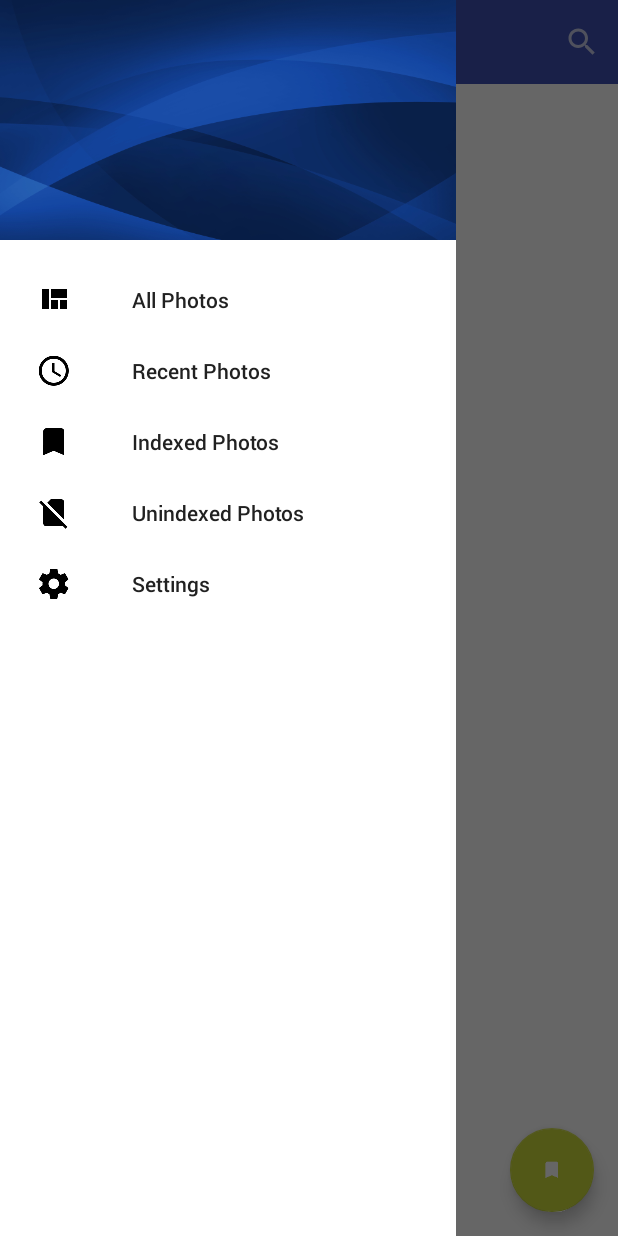
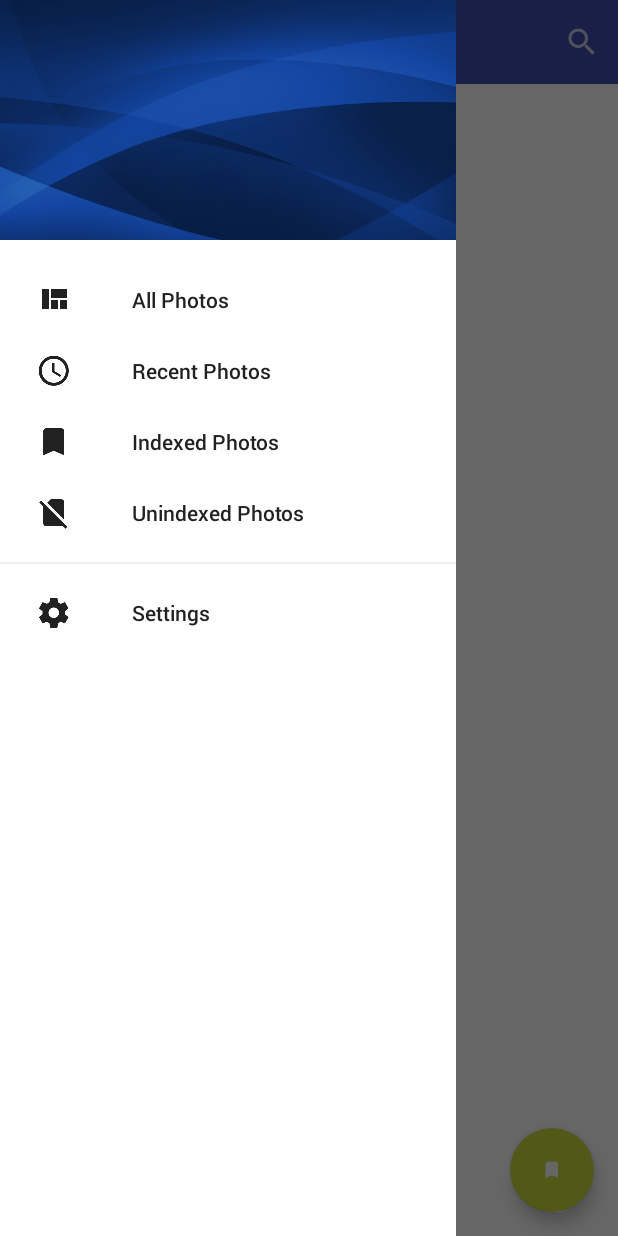
Before and after one commit to dyhpoon/Fo.dex, an Android app: the screen it shows after launch (MainActivity), on a phone screen of 412 x 824 dp. Run offline under Robolectric (Android 15) with nearby library versions, the phone set to English and light mode, and no system bars; libraries missing offline, so code that uses them is left out: com.crashlytics.android, com.melnykov.fab, com.nostra13.universalimageloader, io.fabric.sdk; plain views replace FloatingActionButton; 17 statements that could not run were skipped.

Commit message:
Revise items in navigation drawer. Add divider.

```diff
--- a/app/src/main/java/com/dyhpoon/fodex/navigationDrawer/NavigationDrawerAdapter.java
+++ b/app/src/main/java/com/dyhpoon/fodex/navigationDrawer/NavigationDrawerAdapter.java
@@ -5,8 +5,6 @@ import android.view.LayoutInflater;
 import android.view.View;
 import android.view.ViewGroup;
 import android.widget.BaseAdapter;
-import android.widget.ImageView;
-import android.widget.TextView;
 
 import com.dyhpoon.fodex.R;
 
@@ -17,6 +15,13 @@ public class NavigationDrawerAdapter extends BaseAdapter {
 
     private Context mContext;
 
+    private static final int TYPE_LIST_ITEM = 0;
+    private static final int TYPE_LIST_DIVIDER = 1;
+
+    private enum ViewType {
+        PAGE, UTILITY, DIVIDER
+    }
+
     public NavigationDrawerAdapter(Context context) {
         mContext = context;
     }
@@ -24,7 +29,34 @@ public class NavigationDrawerAdapter extends BaseAdapter {
     @Override
     public int getCount() {
         return NavigationDrawerData.getPageItems(mContext).size()
-                + NavigationDrawerData.getUtilityItems(mContext).size();
+                + NavigationDrawerData.getUtilityItems(mContext).size()
+                + 1;
+    }
+
+    @Override
+    public int getItemViewType(int position) {
+        int pageCount = NavigationDrawerData.getPageItems(mContext).size();
+        return (position == pageCount)
+                ? TYPE_LIST_DIVIDER
+                : TYPE_LIST_ITEM;
+    }
+
+    @Override
+    public boolean areAllItemsEnabled() {
+        return false;
+    }
+
+    @Override
+    public boolean isEnabled(int position) {
+        int pageCount = NavigationDrawerData.getPageItems(mContext).size();
+        return (position == pageCount)
+                ? false
+                : true;
+    }
+
+    @Override
+    public int getViewTypeCount() {
+        return 2;
     }
 
     @Override
@@ -39,49 +71,59 @@ public class NavigationDrawerAdapter extends BaseAdapter {
 
     @Override
     public View getView(int position, View convertView, ViewGroup parent) {
-        View view;
-        if (convertView == null) {
-            // inflate layout
-            LayoutInflater inflater = (LayoutInflater) mContext.getSystemService(Context.LAYOUT_INFLATER_SERVICE);
-            view = inflater.inflate(R.layout.list_item_navigation_drawer, null);
-
-            // setup view holder
-            ViewHolder viewHolder = new ViewHolder();
-            viewHolder.iconImageView = (ImageView) view.findViewById(R.id.icon);
-            viewHolder.titleTextView = (TextView) view.findViewById(R.id.title);
-            view.setTag(viewHolder);
-        } else {
-            view = convertView;
-        }
-
-        ViewHolder viewHolder = (ViewHolder) view.getTag();
         int pageCount = NavigationDrawerData.getPageItems(mContext).size();
         int utilityCount = NavigationDrawerData.getUtilityItems(mContext).size();
 
-        // Page items (ex: All Photos, Recent Photos ...)
-        if (position < pageCount) {
-            NavigationDrawerInfo info =
-                    NavigationDrawerData.getPageItem(mContext, position);
-            viewHolder.iconImageView.setImageDrawable(info.drawable);
-            viewHolder.titleTextView.setText(info.title);
-        }
-        // Utility items (ex: Settings)
-        else if (position - pageCount < utilityCount) {
-            NavigationDrawerInfo info =
-                    NavigationDrawerData.getUtilityItem(mContext, position - pageCount);
-            viewHolder.iconImageView.setImageDrawable(info.drawable);
-            viewHolder.titleTextView.setText(info.title);
-        }
-        else {
-            throw new RuntimeException("Undefined DrawerInfo");
+        // find the type of view
+        ViewType type;
+        if (position < pageCount) type = ViewType.PAGE;
+        else if (position == pageCount) type = ViewType.DIVIDER;
+        else if (position - pageCount - 1 < utilityCount) type = ViewType.UTILITY;
+        else throw new RuntimeException("Unhandled Navigation drawer view type");
+
+        switch (type) {
+            // Page items (ex: All Photos, Recent Photos ...)
+            case PAGE: {
+                if (convertView == null) convertView = inflateListItem();
+
+                NavigationDrawerItem navItem = (NavigationDrawerItem)convertView;
+                NavigationDrawerInfo info =
+                        NavigationDrawerData.getPageItem(mContext, position);
+                navItem.iconImageView.setImageDrawable(info.drawable);
+                navItem.titleTextView.setText(info.title);
+                break;
+            }
+
+            // Divider
+            case UTILITY: {
+                if (convertView == null) convertView = inflateListItem();
+
+                NavigationDrawerItem navItem = (NavigationDrawerItem)convertView;
+                NavigationDrawerInfo info =
+                        NavigationDrawerData.getUtilityItem(mContext, position - pageCount - 1);
+                navItem.iconImageView.setImageDrawable(info.drawable);
+                navItem.titleTextView.setText(info.title);
+                break;
+            }
+
+            // Utility items (ex: Settings)
+            case DIVIDER: {
+                if (convertView == null) convertView = inflateListDivider();
+                break;
+            }
         }
 
+        return convertView;
+    }
+
+    private View inflateListItem() {
+        NavigationDrawerItem view = new NavigationDrawerItem(mContext);
         return view;
     }
 
-    private class ViewHolder {
-        ImageView iconImageView;
-        TextView titleTextView;
+    private View inflateListDivider() {
+        LayoutInflater inflater = (LayoutInflater) mContext.getSystemService(Context.LAYOUT_INFLATER_SERVICE);
+        return inflater.inflate(R.layout.list_item_divider, null);
     }
 
 }
--- /dev/null
+++ b/app/src/main/java/com/dyhpoon/fodex/navigationDrawer/NavigationDrawerItem.java
@@ -0,0 +1,75 @@
+package com.dyhpoon.fodex.navigationDrawer;
+
+import android.content.Context;
+import android.util.AttributeSet;
+import android.view.Gravity;
+import android.view.ViewGroup;
+import android.widget.ImageView;
+import android.widget.LinearLayout;
+import android.widget.TextView;
+
+import com.dyhpoon.fodex.R;
+
+/**
+ * Created by darrenpoon on 22/1/15.
+ */
+public class NavigationDrawerItem extends LinearLayout {
+
+    public ImageView iconImageView;
+    public TextView titleTextView;
+    private State mState = State.UNSELECTED;
+
+    public enum State {
+        SELECTED, UNSELECTED,
+    }
+
+    public NavigationDrawerItem(Context context) {
+        super(context);
+        setup();
+    }
+
+    public NavigationDrawerItem(Context context, AttributeSet attrs) {
+        super(context, attrs);
+        setup();
+    }
+
+    public NavigationDrawerItem(Context context, AttributeSet attrs, int defStyleAttr) {
+        super(context, attrs, defStyleAttr);
+        setup();
+    }
+
+    private void setup() {
+        inflate(getContext(), R.layout.list_item_navigation_drawer, this);
+
+        // add attributes here, since layout.xml is using 'merge' as the root element
+        // see http://trickyandroid.com/protip-inflating-layout-for-your-custom-view/
+        setLayoutParams(new ViewGroup.LayoutParams(
+                ViewGroup.LayoutParams.MATCH_PARENT,
+                getResources().getDimensionPixelSize(R.dimen.navigation_drawer_list_item_height)
+        ));
+        setMinimumHeight(getResources().getDimensionPixelSize(R.dimen.navigation_drawer_list_item_height));
+        setOrientation(LinearLayout.HORIZONTAL);
+        setVerticalGravity(Gravity.CENTER_VERTICAL);
+
+        int color = getResources().getColor(R.color.colorPrimaryText);
+        iconImageView = (ImageView) findViewById(R.id.icon);
+        iconImageView.setColorFilter(color);
+        titleTextView = (TextView) findViewById(R.id.title);
+        titleTextView.setTextColor(color);
+
+        setState(mState);
+    }
+
+    public void setState(State state) {
+        if (state == mState) return;
+
+        int color = (state == State.SELECTED)
+                ? getResources().getColor(R.color.colorPrimaryText)
+                : getResources().getColor(R.color.colorPrimary);
+        iconImageView.setColorFilter(color);
+        titleTextView.setTextColor(color);
+
+        mState = state;
+    }
+
+}
--- /dev/null
+++ b/app/src/main/res/layout/list_item_divider.xml
@@ -0,0 +1,13 @@
+<?xml version="1.0" encoding="utf-8"?>
+<RelativeLayout xmlns:android="http://schemas.android.com/apk/res/android"
+    android:layout_width="match_parent"
+    android:layout_height="20dp"
+    android:minHeight="20dp">
+
+    <View
+        android:layout_width="match_parent"
+        android:layout_height="1dp"
+        android:layout_centerVertical="true"
+        android:background="#EEEEEE" />
+
+</RelativeLayout>
--- a/app/src/main/res/layout/list_item_navigation_drawer.xml
+++ b/app/src/main/res/layout/list_item_navigation_drawer.xml
@@ -1,5 +1,5 @@
 <?xml version="1.0" encoding="utf-8"?>
-<LinearLayout xmlns:android="http://schemas.android.com/apk/res/android"
+<merge xmlns:android="http://schemas.android.com/apk/res/android"
     android:layout_width="match_parent"
     android:layout_height="@dimen/navigation_drawer_list_item_height"
     android:minHeight="@dimen/navigation_drawer_list_item_height"
@@ -23,4 +23,4 @@
         android:textColor="@color/colorPrimaryText"
         android:textSize="14sp" />
 
-</LinearLayout>
+</merge>
```
